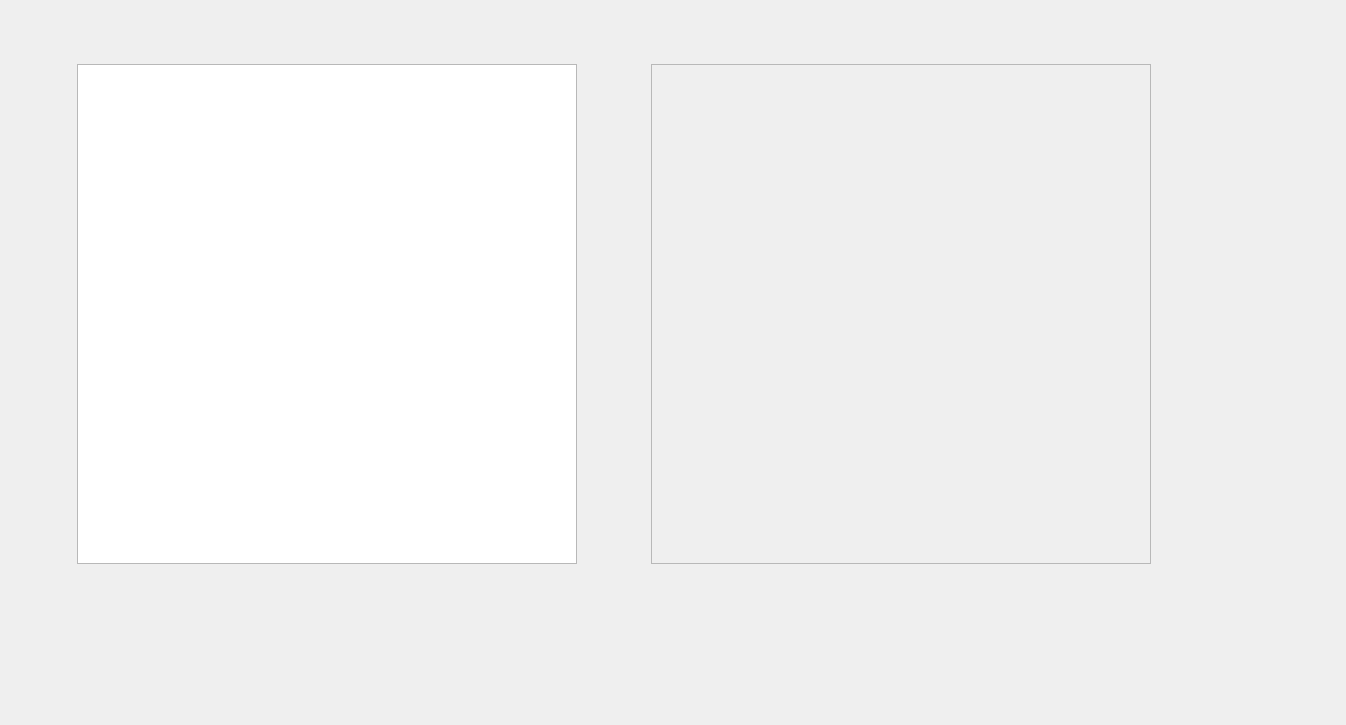
sergsenta1995/battleship, file main-window.ui: the form before one commit.
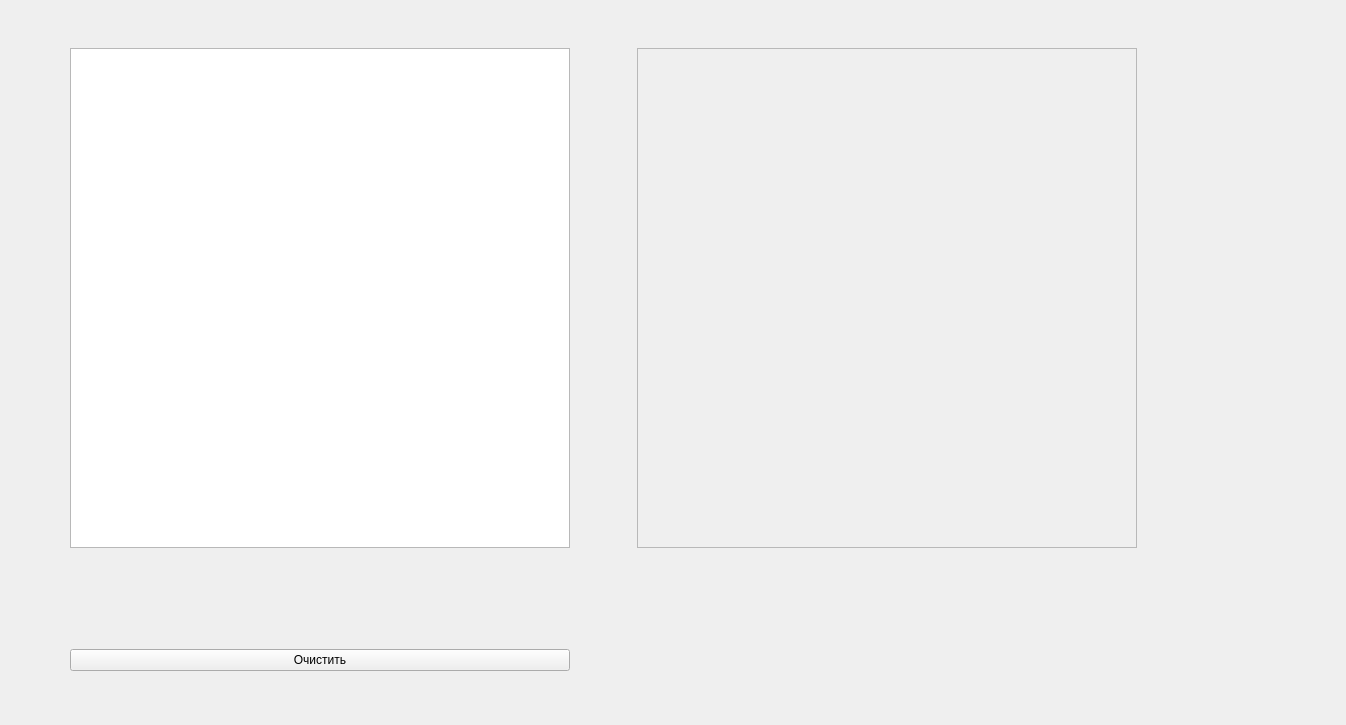
The form after the commit. Icons and pictures are not drawn. Custom widgets are drawn as their Qt base class.

Commit message: check nearest ships & reset button

Diff of the .ui file:
```diff
--- a/main-window.ui
+++ b/main-window.ui
@@ -18,14 +18,33 @@
     <rect>
      <x>9</x>
      <y>9</y>
-     <width>1211</width>
-     <height>721</height>
+     <width>1191</width>
+     <height>701</height>
     </rect>
    </property>
    <layout class="QGridLayout" name="gridLayout">
     <item row="2" column="0">
-     <layout class="QHBoxLayout" name="horizontalLayout">
-      <item>
+     <layout class="QGridLayout" name="gridLayout_2">
+      <item row="0" column="3">
+       <widget class="Ship" name="ship_1_label">
+        <property name="maximumSize">
+         <size>
+          <width>50</width>
+          <height>50</height>
+         </size>
+        </property>
+        <property name="text">
+         <string/>
+        </property>
+        <property name="pixmap">
+         <pixmap resource="images.qrc">:/images/ships/ship_1.png</pixmap>
+        </property>
+        <property name="scaledContents">
+         <bool>true</bool>
+        </property>
+       </widget>
+      </item>
+      <item row="0" column="0">
        <widget class="Ship" name="ship_4_label">
         <property name="maximumSize">
          <size>
@@ -44,7 +63,7 @@
         </property>
        </widget>
       </item>
-      <item>
+      <item row="0" column="1">
        <widget class="Ship" name="ship_3_label">
         <property name="maximumSize">
          <size>
@@ -63,7 +82,7 @@
         </property>
        </widget>
       </item>
-      <item>
+      <item row="0" column="2">
        <widget class="Ship" name="ship_2_label">
         <property name="maximumSize">
          <size>
@@ -82,24 +101,16 @@
         </property>
        </widget>
       </item>
-      <item>
-       <widget class="Ship" name="ship_1_label">
-        <property name="maximumSize">
-         <size>
-          <width>50</width>
-          <height>50</height>
-         </size>
-        </property>
-        <property name="text">
-         <string/>
-        </property>
-        <property name="pixmap">
-         <pixmap resource="images.qrc">:/images/ships/ship_1.png</pixmap>
-        </property>
-        <property name="scaledContents">
-         <bool>true</bool>
-        </property>
-       </widget>
+      <item row="1" column="0" colspan="4">
+       <layout class="QHBoxLayout" name="horizontalLayout">
+        <item>
+         <widget class="QPushButton" name="clear_field_pushButton">
+          <property name="text">
+           <string>Очистить</string>
+          </property>
+         </widget>
+        </item>
+       </layout>
       </item>
      </layout>
     </item>
```
The commit also changes 16 other files.
